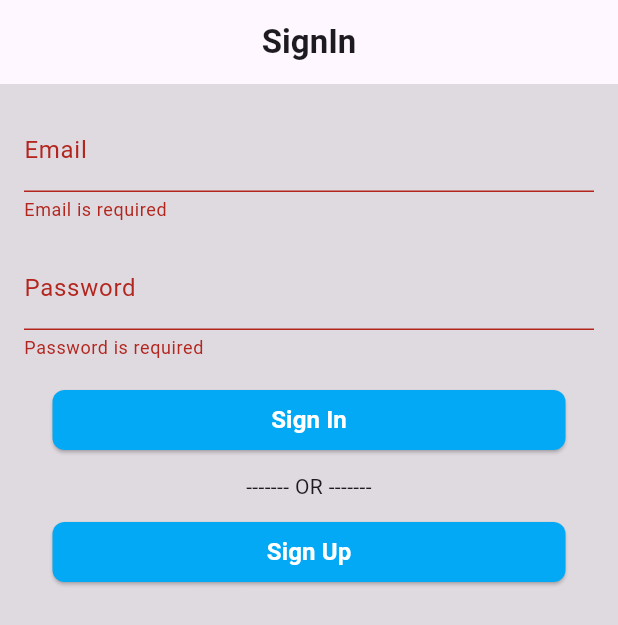
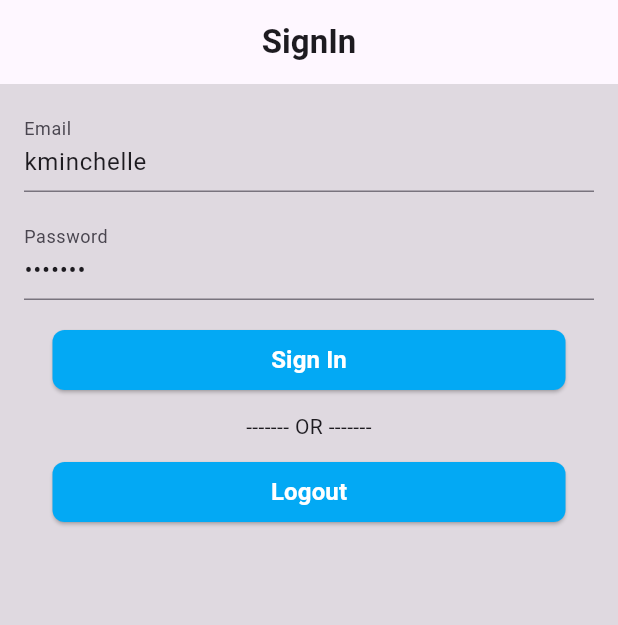
Before and after one commit to Shivansh2696/Flutter-Assignment, a Flutter app: the screen it shows after launch, after a tap on "Sign In", on a phone screen of 412 x 824 dp. Shown: the top 625 px of the screen. Run offline on Flutter 3.47's test engine with Material 3 defaults, Android fonts, the phone set to English and light mode, and no system bars; our stand-ins replace shared_preferences; network calls fail.

Commit message:
Login status stored in shared preferences

```diff
--- a/lib/loginPage.dart
+++ b/lib/loginPage.dart
@@ -1,6 +1,7 @@
 import 'package:flutter/material.dart';
-import 'package:flutter_assignment/utils.dart';
+import 'package:flutter_assignment/userProvider.dart';
 import 'package:http/http.dart' as http;
+import 'package:provider/provider.dart';
 
 class LoginPage extends StatefulWidget {
   const LoginPage({super.key});
@@ -10,10 +11,10 @@ class LoginPage extends StatefulWidget {
 }
 
 class _LoginPageState extends State<LoginPage> {
-  TextEditingController emailController = TextEditingController();
-  TextEditingController passwordController = TextEditingController();
+  TextEditingController emailController = TextEditingController(text: "kminchelle");
+  TextEditingController passwordController = TextEditingController(text: "0lelplR");
 
-  Future<void> loginUser() async {
+  Future<void> loginUser(BuildContext context) async {
     const String apiUrl = "https://dummyjson.com/auth/login";
     final String username = emailController.text;
     final String password = passwordController.text;
@@ -27,22 +28,33 @@ class _LoginPageState extends State<LoginPage> {
     );
 
     if (response.statusCode == 200) {
-      print("Login Successful");
+      await Provider.of<UserProvider>(context, listen: false).login();
+      Navigator.pushReplacementNamed(context, '/dashboardScreen');
     } else {
-      print("Login failed");
+      ScaffoldMessenger.of(context).showSnackBar(
+        const SnackBar(
+          content: Text('Login Failed'),
+          duration: Duration(seconds: 2),
+        ),
+      );
     }
+  }
+
+  Future<void> logoutUser(BuildContext context) async {
+    await Provider.of<UserProvider>(context, listen: false).logout();
+    Navigator.pushReplacementNamed(context, '/');
   }
 
   String? emailError;
   String? passwordError;
 
-  void validateInputs() {
+  void validateInputs(BuildContext context) {
     setState(() {
       emailError = validateEmail(emailController.text);
       passwordError = validatePassword(passwordController.text);
 
       if (emailError == null && passwordError == null) {
-          loginUser();
+        loginUser(context);
       }
     });
   }
@@ -51,11 +63,10 @@ class _LoginPageState extends State<LoginPage> {
   Widget build(BuildContext context) {
     return Scaffold(
       appBar: AppBar(
-
         title: const Text(
           'SignIn',
           textAlign: TextAlign.center,
-          style: TextStyle(fontWeight: FontWeight.bold)
+          style: TextStyle(fontWeight: FontWeight.bold),
         ),
         centerTitle: true,
       ),
@@ -83,60 +94,60 @@ class _LoginPageState extends State<LoginPage> {
               ),
               const SizedBox(height: 16),
               FractionallySizedBox(
-                widthFactor: 0.9, // Set the width factor to cover half of the width
+                widthFactor: 0.9,
                 child: ElevatedButton(
                   style: ButtonStyle(
                     shape: MaterialStateProperty.all<OutlinedBorder>(
                       RoundedRectangleBorder(
-                          borderRadius: BorderRadius.circular(8.0)
+                        borderRadius: BorderRadius.circular(8.0),
                       ),
                     ),
                     backgroundColor: MaterialStateProperty.all<Color>(Colors.lightBlue),
                   ),
-                  onPressed: () { validateInputs(); },
+                  onPressed: () {
+                    validateInputs(context);
+                  },
                   child: const Padding(
                     padding: EdgeInsets.symmetric(horizontal: 16.0, vertical: 8.0),
                     child: Text(
                       'Sign In',
                       style: TextStyle(
-                          fontSize: 16.0,
-                          fontWeight: FontWeight.bold,
-                          color: Colors.white
+                        fontSize: 16.0,
+                        fontWeight: FontWeight.bold,
+                        color: Colors.white,
                       ),
                     ),
                   ),
                 ),
               ),
-
               const SizedBox(height: 10),
-
               const Text(
-                  '------- OR -------',
-                  textAlign: TextAlign.center
+                '------- OR -------',
+                textAlign: TextAlign.center,
               ),
-
               const SizedBox(height: 10),
-
               FractionallySizedBox(
-                widthFactor: 0.9, // Set the width factor to cover half of the width
+                widthFactor: 0.9,
                 child: ElevatedButton(
                   style: ButtonStyle(
                     shape: MaterialStateProperty.all<OutlinedBorder>(
                       RoundedRectangleBorder(
-                          borderRadius: BorderRadius.circular(8.0)
+                        borderRadius: BorderRadius.circular(8.0),
                       ),
                     ),
                     backgroundColor: MaterialStateProperty.all<Color>(Colors.lightBlue),
                   ),
-                  onPressed: () {},
+                  onPressed: () {
+                    logoutUser(context);
+                  },
                   child: const Padding(
                     padding: EdgeInsets.symmetric(horizontal: 16.0, vertical: 8.0),
                     child: Text(
-                      'Sign Up',
+                      'Logout',
                       style: TextStyle(
-                          fontSize: 16.0,
-                          fontWeight: FontWeight.bold,
-                          color: Colors.white
+                        fontSize: 16.0,
+                        fontWeight: FontWeight.bold,
+                        color: Colors.white,
                       ),
                     ),
                   ),
@@ -153,17 +164,12 @@ class _LoginPageState extends State<LoginPage> {
     if (email.isEmpty) {
       return 'Email is required';
     }
-    // else if (!RegExp(r'^[\w-]+(\.[\w-]+)*@([\w-]+\.)+[a-zA-Z]{2,7}$').hasMatch(email)) {
-    //   return 'Invalid email format';
-    // }
     return null;
   }
 
   String? validatePassword(String password) {
     if (password.isEmpty) {
       return 'Password is required';
-    } else if (password.length < 6) {
-      return 'Password must be at least 6 characters';
     }
     return null;
   }
--- a/lib/main.dart
+++ b/lib/main.dart
@@ -1,8 +1,22 @@
 import 'package:flutter/material.dart';
-import 'loginPage.dart';
+import 'package:flutter_assignment/userProvider.dart';
+import 'package:flutter_assignment/loginPage.dart';
+import 'package:flutter_assignment/dashboardScreen.dart';
+import 'package:provider/provider.dart';
+import 'package:shared_preferences/shared_preferences.dart';
 
 void main() {
-  runApp(const MyApp());
+  WidgetsFlutterBinding.ensureInitialized();
+  SharedPreferences.getInstance().then((prefs) {
+    bool isLoggedIn = prefs.getBool('isLoggedIn') ?? false;
+
+    runApp(
+      ChangeNotifierProvider(
+        create: (context) => UserProvider(isLoggedIn),
+        child: const MyApp(),
+      ),
+    );
+  });
 }
 
 class MyApp extends StatelessWidget {
@@ -10,9 +24,16 @@ class MyApp extends StatelessWidget {
 
   @override
   Widget build(BuildContext context) {
-    return const MaterialApp(
+    return MaterialApp(
       title: 'Flutter Login Page',
-      home: LoginPage(),
+      home: Consumer<UserProvider>(
+        builder: (context, userProvider, _) {
+          return userProvider.isLoggedIn ? const DashboardScreen() : const LoginPage();
+        },
+      ),
+      routes: {
+        '/dashboardScreen': (context) => const DashboardScreen(),
+      },
       debugShowCheckedModeBanner: false,
     );
   }
--- /dev/null
+++ b/lib/userProvider.dart
@@ -0,0 +1,26 @@
+import 'package:flutter/foundation.dart';
+import 'package:shared_preferences/shared_preferences.dart';
+
+class UserProvider extends ChangeNotifier {
+  bool _isLoggedIn;
+
+  UserProvider(this._isLoggedIn);
+
+  bool get isLoggedIn => _isLoggedIn;
+
+  Future<void> login() async {
+    final SharedPreferences prefs = await SharedPreferences.getInstance();
+    await prefs.setBool('isLoggedIn', true);
+
+    _isLoggedIn = true;
+    notifyListeners();
+  }
+
+  Future<void> logout() async {
+    final SharedPreferences prefs = await SharedPreferences.getInstance();
+    await prefs.setBool('isLoggedIn', false);
+
+    _isLoggedIn = false;
+    notifyListeners();
+  }
+}
--- a/pubspec.yaml
+++ b/pubspec.yaml
@@ -34,6 +34,8 @@ dependencies:
   # Use with the CupertinoIcons class for iOS style icons.
   cupertino_icons: ^1.0.2
   http: ^1.1.2
+  provider: ^6.1.1
+  shared_preferences: ^2.2.2
 
 dev_dependencies:
   flutter_test:
```
Also changed, not shown: lib/dashboardScreen.dart (added, +72 -0 lines), pubspec.lock, 1 other file.
